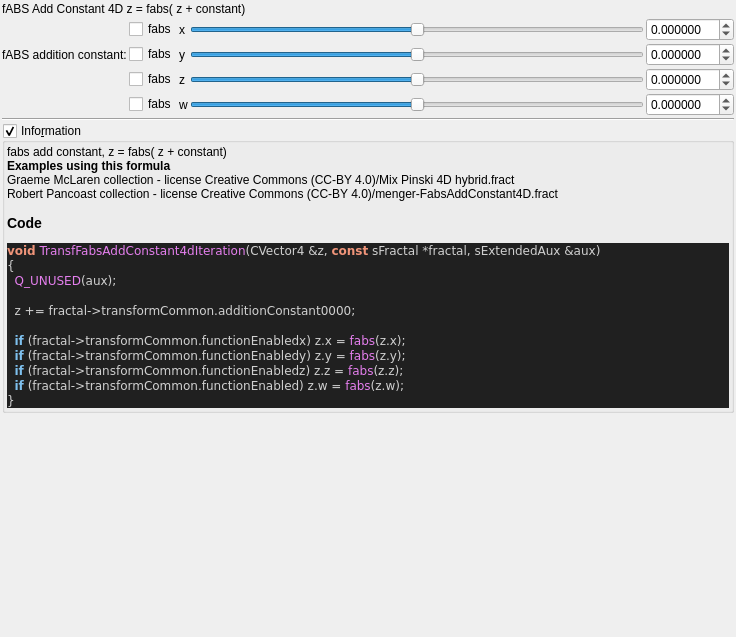
This is mandelbulber2/formula/ui/fractal_transf_fabs_add_constant4d.ui in buddhi1980/mandelbulber2 as Qt 5 draws it before an edit. The edited form follows.
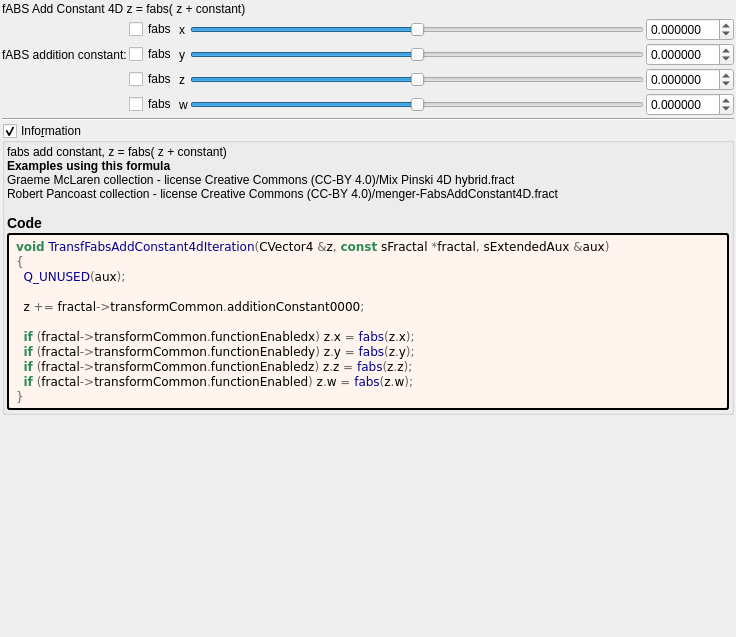
This is the edited form. Custom widgets are drawn as their Qt base class.

The edit to the form file:
```diff
--- a/mandelbulber2/formula/ui/fractal_transf_fabs_add_constant4d.ui
+++ b/mandelbulber2/formula/ui/fractal_transf_fabs_add_constant4d.ui
@@ -335,23 +335,38 @@
        <number>2</number>
       </property>
       <item>
-       <widget class="QLabel" name="label_code_content">
+	   <widget class="QLabel" name="label_information_general">
         <property name="text">
          <string notr="true">&lt;p&gt;fabs add  constant,  z = fabs( z + constant)&lt;/p&gt;&lt;table&gt;
 &lt;/table&gt;
-&lt;br&gt;&lt;b&gt;Examples using this formula&lt;/b&gt;&lt;br&gt;Graeme McLaren  collection - license Creative Commons  (CC-BY 4.0)/Mix Pinski 4D hybrid.fract&lt;br&gt;Robert Pancoast collection - license Creative Commons (CC-BY 4.0)/menger-FabsAddConstant4D.fract&lt;h3&gt;Code&lt;/h3&gt;
-&lt;body style=&quot;background-color:#202020&quot;&gt;
-&lt;pre style=&quot;color:#d0d0d0; background-color:#202020;  font-family:'Courier New',monospace;&quot;&gt;&lt;span style=&quot;color:#f09479; font-weight:bold&quot;&gt;void&lt;/span&gt; &lt;span style=&quot;color:#e47eed&quot;&gt;TransfFabsAddConstant4dIteration&lt;/span&gt;&lt;span style=&quot;color:#d0d0d0&quot;&gt;(&lt;/span&gt;CVector4 &lt;span style=&quot;color:#d0d0d0&quot;&gt;&amp;amp;&lt;/span&gt;z&lt;span style=&quot;color:#d0d0d0&quot;&gt;,&lt;/span&gt; &lt;span style=&quot;color:#f09479; font-weight:bold&quot;&gt;const&lt;/span&gt; sFractal &lt;span style=&quot;color:#d0d0d0&quot;&gt;*&lt;/span&gt;fractal&lt;span style=&quot;color:#d0d0d0&quot;&gt;,&lt;/span&gt; sExtendedAux &lt;span style=&quot;color:#d0d0d0&quot;&gt;&amp;amp;&lt;/span&gt;aux&lt;span style=&quot;color:#d0d0d0&quot;&gt;)&lt;/span&gt;
-&lt;span style=&quot;color:#d0d0d0&quot;&gt;{&lt;/span&gt;
-  &lt;span style=&quot;color:#e47eed&quot;&gt;Q_UNUSED&lt;/span&gt;&lt;span style=&quot;color:#d0d0d0&quot;&gt;(&lt;/span&gt;aux&lt;span style=&quot;color:#d0d0d0&quot;&gt;);&lt;/span&gt;
+&lt;br&gt;&lt;b&gt;Examples using this formula&lt;/b&gt;&lt;br&gt;Graeme McLaren  collection - license Creative Commons  (CC-BY 4.0)/Mix Pinski 4D hybrid.fract&lt;br&gt;Robert Pancoast collection - license Creative Commons (CC-BY 4.0)/menger-FabsAddConstant4D.fract&lt;h3&gt;Code&lt;/h3&gt;</string>
+		</property>
+		<property name="wordWrap">
+		 <bool>true</bool>
+		</property>
+		<property name="openExternalLinks">
+		 <bool>true</bool>
+		</property>
+		<property name="textInteractionFlags">
+		 <set>Qt::LinksAccessibleByMouse|Qt::TextSelectableByMouse</set>
+		</property>
+		</widget>
+	   </item>
+	   <item>
+	    <widget class="QLabel" name="label_code_content">
+		 <property name="text">
+		  <string notr="true">&lt;body style=&quot;background-color:#fff5ee&quot;&gt;
+&lt;pre style=&quot;color:#000000; background-color:#fff5ee;  font-family:'Courier New',monospace;&quot;&gt;&lt;span style=&quot;color:#2e8b57; font-weight:bold&quot;&gt;void&lt;/span&gt; &lt;span style=&quot;color:#00008f&quot;&gt;TransfFabsAddConstant4dIteration&lt;/span&gt;&lt;span style=&quot;color:#676767&quot;&gt;(&lt;/span&gt;CVector4 &lt;span style=&quot;color:#676767&quot;&gt;&amp;amp;&lt;/span&gt;z&lt;span style=&quot;color:#676767&quot;&gt;,&lt;/span&gt; &lt;span style=&quot;color:#2e8b57; font-weight:bold&quot;&gt;const&lt;/span&gt; sFractal &lt;span style=&quot;color:#676767&quot;&gt;*&lt;/span&gt;fractal&lt;span style=&quot;color:#676767&quot;&gt;,&lt;/span&gt; sExtendedAux &lt;span style=&quot;color:#676767&quot;&gt;&amp;amp;&lt;/span&gt;aux&lt;span style=&quot;color:#676767&quot;&gt;)&lt;/span&gt;
+&lt;span style=&quot;color:#676767&quot;&gt;{&lt;/span&gt;
+  &lt;span style=&quot;color:#00008f&quot;&gt;Q_UNUSED&lt;/span&gt;&lt;span style=&quot;color:#676767&quot;&gt;(&lt;/span&gt;aux&lt;span style=&quot;color:#676767&quot;&gt;);&lt;/span&gt;
 
-  z &lt;span style=&quot;color:#d0d0d0&quot;&gt;+=&lt;/span&gt; fractal&lt;span style=&quot;color:#d0d0d0&quot;&gt;-&amp;gt;&lt;/span&gt;transformCommon&lt;span style=&quot;color:#d0d0d0&quot;&gt;.&lt;/span&gt;additionConstant0000&lt;span style=&quot;color:#d0d0d0&quot;&gt;;&lt;/span&gt;
+  z &lt;span style=&quot;color:#676767&quot;&gt;+=&lt;/span&gt; fractal&lt;span style=&quot;color:#676767&quot;&gt;-&amp;gt;&lt;/span&gt;transformCommon&lt;span style=&quot;color:#676767&quot;&gt;.&lt;/span&gt;additionConstant0000&lt;span style=&quot;color:#676767&quot;&gt;;&lt;/span&gt;
 
-  &lt;span style=&quot;color:#7ec0ee; font-weight:bold&quot;&gt;if&lt;/span&gt; &lt;span style=&quot;color:#d0d0d0&quot;&gt;(&lt;/span&gt;fractal&lt;span style=&quot;color:#d0d0d0&quot;&gt;-&amp;gt;&lt;/span&gt;transformCommon&lt;span style=&quot;color:#d0d0d0&quot;&gt;.&lt;/span&gt;functionEnabledx&lt;span style=&quot;color:#d0d0d0&quot;&gt;)&lt;/span&gt; z&lt;span style=&quot;color:#d0d0d0&quot;&gt;.&lt;/span&gt;x &lt;span style=&quot;color:#d0d0d0&quot;&gt;=&lt;/span&gt; &lt;span style=&quot;color:#e47eed&quot;&gt;fabs&lt;/span&gt;&lt;span style=&quot;color:#d0d0d0&quot;&gt;(&lt;/span&gt;z&lt;span style=&quot;color:#d0d0d0&quot;&gt;.&lt;/span&gt;x&lt;span style=&quot;color:#d0d0d0&quot;&gt;);&lt;/span&gt;
-  &lt;span style=&quot;color:#7ec0ee; font-weight:bold&quot;&gt;if&lt;/span&gt; &lt;span style=&quot;color:#d0d0d0&quot;&gt;(&lt;/span&gt;fractal&lt;span style=&quot;color:#d0d0d0&quot;&gt;-&amp;gt;&lt;/span&gt;transformCommon&lt;span style=&quot;color:#d0d0d0&quot;&gt;.&lt;/span&gt;functionEnabledy&lt;span style=&quot;color:#d0d0d0&quot;&gt;)&lt;/span&gt; z&lt;span style=&quot;color:#d0d0d0&quot;&gt;.&lt;/span&gt;y &lt;span style=&quot;color:#d0d0d0&quot;&gt;=&lt;/span&gt; &lt;span style=&quot;color:#e47eed&quot;&gt;fabs&lt;/span&gt;&lt;span style=&quot;color:#d0d0d0&quot;&gt;(&lt;/span&gt;z&lt;span style=&quot;color:#d0d0d0&quot;&gt;.&lt;/span&gt;y&lt;span style=&quot;color:#d0d0d0&quot;&gt;);&lt;/span&gt;
-  &lt;span style=&quot;color:#7ec0ee; font-weight:bold&quot;&gt;if&lt;/span&gt; &lt;span style=&quot;color:#d0d0d0&quot;&gt;(&lt;/span&gt;fractal&lt;span style=&quot;color:#d0d0d0&quot;&gt;-&amp;gt;&lt;/span&gt;transformCommon&lt;span style=&quot;color:#d0d0d0&quot;&gt;.&lt;/span&gt;functionEnabledz&lt;span style=&quot;color:#d0d0d0&quot;&gt;)&lt;/span&gt; z&lt;span style=&quot;color:#d0d0d0&quot;&gt;.&lt;/span&gt;z &lt;span style=&quot;color:#d0d0d0&quot;&gt;=&lt;/span&gt; &lt;span style=&quot;color:#e47eed&quot;&gt;fabs&lt;/span&gt;&lt;span style=&quot;color:#d0d0d0&quot;&gt;(&lt;/span&gt;z&lt;span style=&quot;color:#d0d0d0&quot;&gt;.&lt;/span&gt;z&lt;span style=&quot;color:#d0d0d0&quot;&gt;);&lt;/span&gt;
-  &lt;span style=&quot;color:#7ec0ee; font-weight:bold&quot;&gt;if&lt;/span&gt; &lt;span style=&quot;color:#d0d0d0&quot;&gt;(&lt;/span&gt;fractal&lt;span style=&quot;color:#d0d0d0&quot;&gt;-&amp;gt;&lt;/span&gt;transformCommon&lt;span style=&quot;color:#d0d0d0&quot;&gt;.&lt;/span&gt;functionEnabled&lt;span style=&quot;color:#d0d0d0&quot;&gt;)&lt;/span&gt; z&lt;span style=&quot;color:#d0d0d0&quot;&gt;.&lt;/span&gt;w &lt;span style=&quot;color:#d0d0d0&quot;&gt;=&lt;/span&gt; &lt;span style=&quot;color:#e47eed&quot;&gt;fabs&lt;/span&gt;&lt;span style=&quot;color:#d0d0d0&quot;&gt;(&lt;/span&gt;z&lt;span style=&quot;color:#d0d0d0&quot;&gt;.&lt;/span&gt;w&lt;span style=&quot;color:#d0d0d0&quot;&gt;);&lt;/span&gt;
-&lt;span style=&quot;color:#d0d0d0&quot;&gt;}&lt;/span&gt;
+  &lt;span style=&quot;color:#2e8b57; font-weight:bold&quot;&gt;if&lt;/span&gt; &lt;span style=&quot;color:#676767&quot;&gt;(&lt;/span&gt;fractal&lt;span style=&quot;color:#676767&quot;&gt;-&amp;gt;&lt;/span&gt;transformCommon&lt;span style=&quot;color:#676767&quot;&gt;.&lt;/span&gt;functionEnabledx&lt;span style=&quot;color:#676767&quot;&gt;)&lt;/span&gt; z&lt;span style=&quot;color:#676767&quot;&gt;.&lt;/span&gt;x &lt;span style=&quot;color:#676767&quot;&gt;=&lt;/span&gt; &lt;span style=&quot;color:#00008f&quot;&gt;fabs&lt;/span&gt;&lt;span style=&quot;color:#676767&quot;&gt;(&lt;/span&gt;z&lt;span style=&quot;color:#676767&quot;&gt;.&lt;/span&gt;x&lt;span style=&quot;color:#676767&quot;&gt;);&lt;/span&gt;
+  &lt;span style=&quot;color:#2e8b57; font-weight:bold&quot;&gt;if&lt;/span&gt; &lt;span style=&quot;color:#676767&quot;&gt;(&lt;/span&gt;fractal&lt;span style=&quot;color:#676767&quot;&gt;-&amp;gt;&lt;/span&gt;transformCommon&lt;span style=&quot;color:#676767&quot;&gt;.&lt;/span&gt;functionEnabledy&lt;span style=&quot;color:#676767&quot;&gt;)&lt;/span&gt; z&lt;span style=&quot;color:#676767&quot;&gt;.&lt;/span&gt;y &lt;span style=&quot;color:#676767&quot;&gt;=&lt;/span&gt; &lt;span style=&quot;color:#00008f&quot;&gt;fabs&lt;/span&gt;&lt;span style=&quot;color:#676767&quot;&gt;(&lt;/span&gt;z&lt;span style=&quot;color:#676767&quot;&gt;.&lt;/span&gt;y&lt;span style=&quot;color:#676767&quot;&gt;);&lt;/span&gt;
+  &lt;span style=&quot;color:#2e8b57; font-weight:bold&quot;&gt;if&lt;/span&gt; &lt;span style=&quot;color:#676767&quot;&gt;(&lt;/span&gt;fractal&lt;span style=&quot;color:#676767&quot;&gt;-&amp;gt;&lt;/span&gt;transformCommon&lt;span style=&quot;color:#676767&quot;&gt;.&lt;/span&gt;functionEnabledz&lt;span style=&quot;color:#676767&quot;&gt;)&lt;/span&gt; z&lt;span style=&quot;color:#676767&quot;&gt;.&lt;/span&gt;z &lt;span style=&quot;color:#676767&quot;&gt;=&lt;/span&gt; &lt;span style=&quot;color:#00008f&quot;&gt;fabs&lt;/span&gt;&lt;span style=&quot;color:#676767&quot;&gt;(&lt;/span&gt;z&lt;span style=&quot;color:#676767&quot;&gt;.&lt;/span&gt;z&lt;span style=&quot;color:#676767&quot;&gt;);&lt;/span&gt;
+  &lt;span style=&quot;color:#2e8b57; font-weight:bold&quot;&gt;if&lt;/span&gt; &lt;span style=&quot;color:#676767&quot;&gt;(&lt;/span&gt;fractal&lt;span style=&quot;color:#676767&quot;&gt;-&amp;gt;&lt;/span&gt;transformCommon&lt;span style=&quot;color:#676767&quot;&gt;.&lt;/span&gt;functionEnabled&lt;span style=&quot;color:#676767&quot;&gt;)&lt;/span&gt; z&lt;span style=&quot;color:#676767&quot;&gt;.&lt;/span&gt;w &lt;span style=&quot;color:#676767&quot;&gt;=&lt;/span&gt; &lt;span style=&quot;color:#00008f&quot;&gt;fabs&lt;/span&gt;&lt;span style=&quot;color:#676767&quot;&gt;(&lt;/span&gt;z&lt;span style=&quot;color:#676767&quot;&gt;.&lt;/span&gt;w&lt;span style=&quot;color:#676767&quot;&gt;);&lt;/span&gt;
+&lt;span style=&quot;color:#676767&quot;&gt;}&lt;/span&gt;
 &lt;/pre&gt;
 &lt;/body&gt;</string>
         </property>
@@ -364,6 +379,9 @@
         <property name="textInteractionFlags">
          <set>Qt::LinksAccessibleByMouse|Qt::TextSelectableByMouse</set>
         </property>
+		 <property name="styleSheet">
+		  <string notr="true">border-style: outset; border-width: 2px; border-radius: 3px; border-color: black; background-color: #fff5ee; padding: 4px;</string>
+		  </property>
        </widget>
       </item>
      </layout>
```
Lines whose indentation alone changed are shown as unchanged.
